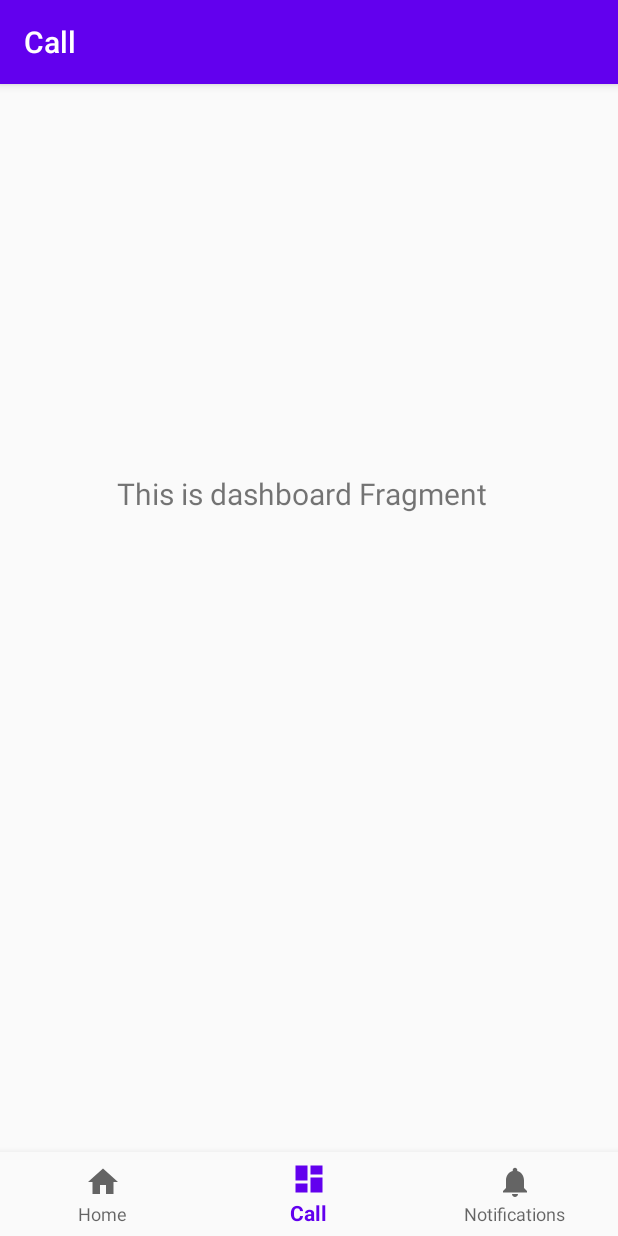
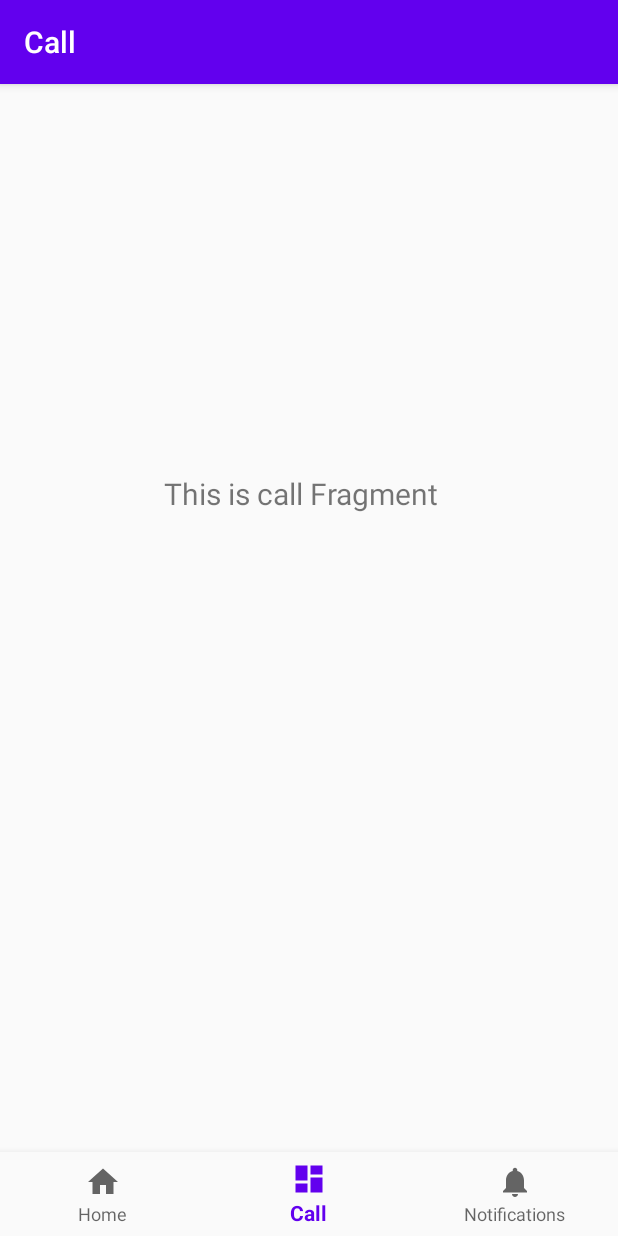
Before and after one commit to pjain062700/Whisp_kt, an Android app: the screen it shows after launch (MainActivity), on a phone screen of 412 x 824 dp. Run offline under Robolectric (Android 15) with nearby library versions, the phone set to English and light mode, and no system bars; our stand-ins replace navigation-ui.

Commit message:
Added some comments to make sense of some things

```diff
--- a/app/src/main/java/com/sum20/whisp/MainActivity.kt
+++ b/app/src/main/java/com/sum20/whisp/MainActivity.kt
@@ -11,10 +11,13 @@ import androidx.navigation.ui.setupWithNavController
 class MainActivity : AppCompatActivity() {
 
     override fun onCreate(savedInstanceState: Bundle?) {
+        // Tells AS to run out code in addition to existing code in oncreate() parent class
         super.onCreate(savedInstanceState)
+        // Set XML file you want as main layout when app starts
         setContentView(R.layout.activity_main)
+
+        // NAVIGATION
         val navView: BottomNavigationView = findViewById(R.id.nav_view)
-
         val navController = findNavController(R.id.nav_host_fragment)
         // Passing each menu ID as a set of Ids because each
         // menu should be considered as top level destinations.
--- a/app/src/main/java/com/sum20/whisp/ui/call/CallViewModel.kt
+++ b/app/src/main/java/com/sum20/whisp/ui/call/CallViewModel.kt
@@ -7,7 +7,7 @@ import androidx.lifecycle.ViewModel
 class CallViewModel : ViewModel() {
 
     private val _text = MutableLiveData<String>().apply {
-        value = "This is dashboard Fragment"
+        value = "This is call Fragment"
     }
     val text: LiveData<String> = _text
 }
```
